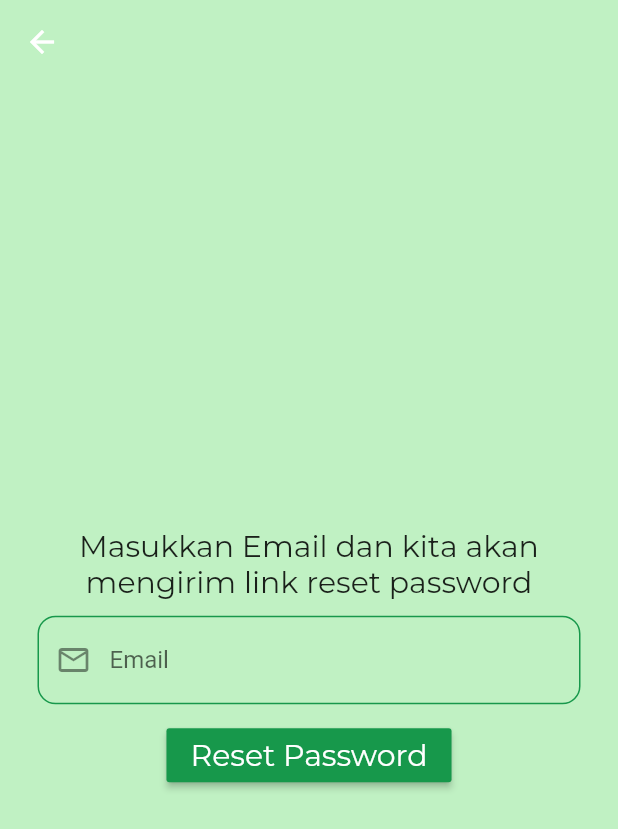
After one commit to yonakisaragi/KLINIKu-Flutter-1, a Flutter app: the screen it shows after launch, after a tap on "Lupa Password?", on a phone screen of 412 x 824 dp. The commit adds this screen. Shown: the top 829 px of the screen. Run offline on Flutter 3.47's test engine with Material 2 defaults, Android fonts, the phone set to English and light mode, and no system bars; our stand-ins replace curved_navigation_bar, firebase_auth, firebase_core, shared_preferences; accounts and stored records are empty.

Commit message:
feat: forgot password (error not sending email)

```diff
--- /dev/null
+++ b/lib/pages/auth/forgotPass_menu.dart
@@ -0,0 +1,103 @@
+import 'package:firebase_auth/firebase_auth.dart';
+import 'package:flutter/material.dart';
+import 'package:kliniku/const.dart';
+
+class ForgotPassword extends StatefulWidget {
+  const ForgotPassword({Key? key}) : super(key: key);
+
+  @override
+  State<ForgotPassword> createState() => _ForgotPasswordState();
+}
+
+class _ForgotPasswordState extends State<ForgotPassword> {
+  final _emailController = TextEditingController();
+
+  @override
+  void dispose() {
+    _emailController.dispose();
+    super.dispose();
+  }
+
+  Future passwordReset() async {
+    try {
+      await FirebaseAuth.instance
+          .sendPasswordResetEmail(email: _emailController.text.trim());
+      showDialog(
+          context: context,
+          builder: (context) {
+            return AlertDialog(
+                content: Text("Link reset password terkirim! Cek email anda"));
+          });
+      print(_emailController.text.trim());
+    } on FirebaseAuthException catch (e) {
+      print(e);
+      showDialog(
+          context: context,
+          builder: (context) {
+            return AlertDialog(
+              title: Text(
+                "KESALAHAN",
+                style: TextStyle(
+                    fontWeight: FontWeight.bold,
+                    fontFamily: 'Nunito',
+                    color: Colors.red),
+              ),
+              content: Text(
+                "Tidak ada Email yang terdaftar atau salah memasukkan email",
+                style: TextStyle(fontFamily: 'Nunito'),
+              ),
+              actions: [
+                FlatButton(
+                    onPressed: () => Navigator.of(context).pop(),
+                    child: Text("OK"))
+              ],
+            );
+          });
+    }
+  }
+
+  @override
+  Widget build(BuildContext context) {
+    return Scaffold(
+        backgroundColor: secondaryColor,
+        appBar: AppBar(
+          backgroundColor: secondaryColor,
+          elevation: 0,
+        ),
+        body: Column(
+          mainAxisAlignment: MainAxisAlignment.center,
+          children: [
+            Text(
+              'Masukkan Email dan kita akan mengirim link reset password',
+              style: TextStyle(fontSize: 20, fontFamily: 'Montserrat'),
+              textAlign: TextAlign.center,
+            ),
+            SizedBox(height: 10),
+            Padding(
+              padding: const EdgeInsets.symmetric(horizontal: 25),
+              child: TextField(
+                controller: _emailController,
+                decoration: InputDecoration(
+                    prefixIcon: Icon(Icons.email_outlined),
+                    enabledBorder: OutlineInputBorder(
+                        borderSide: BorderSide(color: primaryColor),
+                        borderRadius: BorderRadius.circular(12)),
+                    hintText: "Email",
+                    fillColor: secondaryColor,
+                    filled: true),
+              ),
+            ),
+            SizedBox(height: 10),
+            MaterialButton(
+              onPressed: passwordReset,
+              child: Text('Reset Password',
+                  style: TextStyle(
+                      fontSize: 20,
+                      fontFamily: 'Montserrat',
+                      color: Colors.white)),
+              color: primaryColor,
+            ),
+          ],
+        ));
+  }
+}
--- a/lib/pages/auth/login_menu.dart
+++ b/lib/pages/auth/login_menu.dart
@@ -2,6 +2,7 @@ import 'package:firebase_auth/firebase_auth.dart';
 import 'package:flutter/material.dart';
 import 'package:kliniku/components/widgets/reuse.dart';
 import 'package:kliniku/const.dart';
+import 'package:kliniku/pages/auth/forgotPass_menu.dart';
 
 class LoginMenu extends StatefulWidget {
   final VoidCallback showRegisterPage;
@@ -21,9 +22,32 @@ class _LoginMenuState extends State<LoginMenu> {
 
   // Sign In agilfachrian2@gmai.com | password123
   Future signIn() async {
-    await FirebaseAuth.instance.signInWithEmailAndPassword(
-        email: _emailController.text.trim(),
-        password: _passController.text.trim());
+    try {
+      await FirebaseAuth.instance.signInWithEmailAndPassword(
+          email: _emailController.text.trim(),
+          password: _passController.text.trim());
+      print("Login email as : " + _emailController.text.trim());
+    } on FirebaseAuthException catch (e) {
+      print(e);
+      showDialog(
+          context: context,
+          builder: (context) {
+            return AlertDialog(
+              title: Text("KESALAHAN",
+                  style: TextStyle(
+                      fontWeight: FontWeight.bold,
+                      fontFamily: 'Nunito',
+                      color: Colors.red)),
+              content: Text("Email atau password salah",
+                  style: TextStyle(fontFamily: 'Nunito')),
+              actions: [
+                FlatButton(
+                    onPressed: () => Navigator.of(context).pop(),
+                    child: Text("OK"))
+              ],
+            );
+          });
+    }
   }
 
   @override
@@ -72,7 +96,7 @@ class _LoginMenuState extends State<LoginMenu> {
           child: Text(
             "DAFTAR",
             style: TextStyle(
-              fontFamily: 'Roboto',
+              fontFamily: 'Montserrat',
               fontWeight: FontWeight.bold,
               color: daftarColor,
               fontSize: 15,
@@ -126,7 +150,30 @@ class _LoginMenuState extends State<LoginMenu> {
                       rTextFF(_emailController, Icons.email_outlined, false),
                       SizedBox(height: 20),
                       rTextFF(_passController, Icons.lock_outline, true),
-                      SizedBox(height: 30),
+                      SizedBox(height: 10),
+                      Row(
+                        mainAxisAlignment: MainAxisAlignment.end,
+                        children: [
+                          GestureDetector(
+                            onTap: () {
+                              Navigator.push(context,
+                                  MaterialPageRoute(builder: ((context) {
+                                return ForgotPassword();
+                              })));
+                            },
+                            child: Text(
+                              "Lupa Password?",
+                              style: TextStyle(
+                                color: daftarColor,
+                                fontSize: 15,
+                                fontFamily: 'Montserrat',
+                                fontWeight: FontWeight.bold,
+                              ),
+                            ),
+                          ),
+                        ],
+                      ),
+                      SizedBox(height: 20),
                       lButton,
                       SizedBox(height: 20),
                       belumdaftar
--- a/lib/pages/auth/register_menu.dart
+++ b/lib/pages/auth/register_menu.dart
@@ -86,7 +86,7 @@ class _RegisterMenuState extends State<RegisterMenu> {
           child: Text(
             "LOGIN",
             style: TextStyle(
-              fontFamily: 'Roboto',
+              fontFamily: 'Montserrat',
               fontWeight: FontWeight.bold,
               color: daftarColor,
               fontSize: 15,
```
